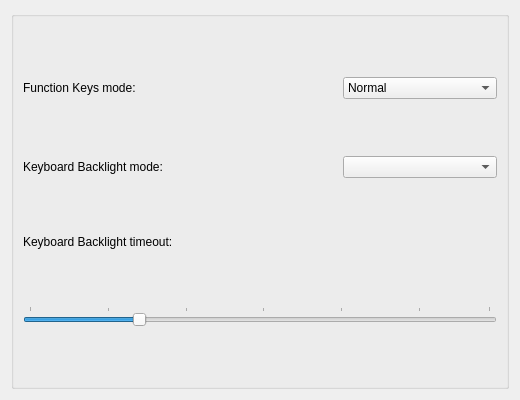
This is kcm/keyboard.ui in jfmcarreira/ktoshiba as Qt 5 draws it before an edit. The edited form follows.
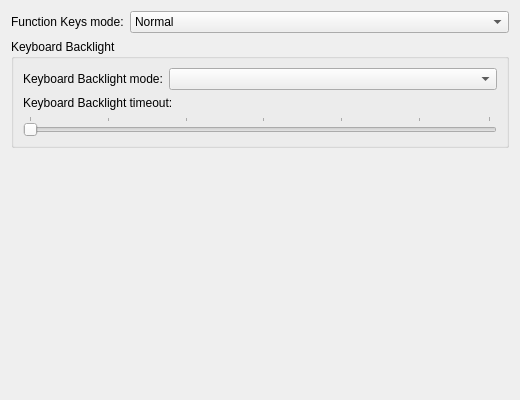
This is the edited form.

What changed in the file:
```diff
--- a/kcm/keyboard.ui
+++ b/kcm/keyboard.ui
@@ -14,19 +14,7 @@
   <property name="windowTitle">
    <string>Keyboard Settings</string>
   </property>
-  <layout class="QVBoxLayout" name="verticalLayout">
-   <item>
-    <widget class="QGroupBox" name="groupBox">
-     <property name="flat">
-      <bool>true</bool>
-     </property>
-     <property name="checkable">
-      <bool>false</bool>
-     </property>
-     <property name="checked">
-      <bool>false</bool>
-     </property>
-     <layout class="QGridLayout" name="gridLayout">
+  <layout class="QFormLayout" name="formLayout">
       <item row="0" column="0">
        <widget class="QLabel" name="function_keys_label">
         <property name="text">
@@ -35,19 +23,12 @@
        </widget>
       </item>
       <item row="0" column="1">
-       <spacer name="function_keys_spacer">
-        <property name="orientation">
-         <enum>Qt::Horizontal</enum>
-        </property>
-       </spacer>
-      </item>
-      <item row="0" column="2">
        <widget class="QComboBox" name="kbd_functions_combobox">
-        <property name="toolTip">
-         <string>Select how the keyboard Function keys operate.  Normal: The F{1-12} keys are as usual and the hotkeys are accessed via FN-F{1-12}.  Function: The F{1-12} keys trigger the hotkey and the F{1-12} keys are accessed via FN-F{1-12}.</string>
-        </property>
-        <property name="whatsThis">
-         <string>Select how the keyboard Function keys operate.  Normal: The F{1-12} keys are as usual and the hotkeys are accessed via FN-F{1-12}.  Function: The F{1-12} keys trigger the hotkey and the F{1-12} keys are accessed via FN-F{1-12}.</string>
+     <property name="sizePolicy">
+      <sizepolicy hsizetype="Preferred" vsizetype="Preferred">
+       <horstretch>0</horstretch>
+       <verstretch>0</verstretch>
+      </sizepolicy>
         </property>
         <item>
          <property name="text">
@@ -61,38 +42,39 @@
         </item>
        </widget>
       </item>
-      <item row="1" column="0">
+   <item row="1" column="0" colspan="2">
+    <widget class="QGroupBox" name="groupBox">
+     <property name="title">
+      <string>Keyboard Backlight</string>
+     </property>
+     <layout class="QFormLayout" name="formLayout_2">
+      <item row="0" column="0">
        <widget class="QLabel" name="kbd_backlight_label">
         <property name="text">
          <string>Keyboard Backlight mode:</string>
         </property>
        </widget>
       </item>
-      <item row="1" column="1">
-       <spacer name="kbd_backlight_spacer">
-        <property name="orientation">
-         <enum>Qt::Horizontal</enum>
+      <item row="0" column="1">
+       <widget class="QComboBox" name="kbd_backlight_combobox">
+        <property name="sizePolicy">
+         <sizepolicy hsizetype="Preferred" vsizetype="Preferred">
+          <horstretch>0</horstretch>
+          <verstretch>0</verstretch>
+         </sizepolicy>
         </property>
-       </spacer>
+       </widget>
       </item>
-      <item row="1" column="2">
-       <widget class="QComboBox" name="kbd_backlight_combobox"/>
-      </item>
-      <item row="2" column="0">
+      <item row="1" column="0" colspan="2">
+       <layout class="QGridLayout" name="gridLayout" columnstretch="2,2">
+        <item row="0" column="0">
        <widget class="QLabel" name="kbd_timeout_label">
         <property name="text">
          <string>Keyboard Backlight timeout:</string>
         </property>
        </widget>
       </item>
-      <item row="2" column="1">
-       <spacer name="kbd_timeout_spacer">
-        <property name="orientation">
-         <enum>Qt::Horizontal</enum>
-        </property>
-       </spacer>
-      </item>
-      <item row="2" column="2" alignment="Qt::AlignRight">
+        <item row="0" column="1">
        <widget class="QLabel" name="kbd_timeout">
         <property name="sizePolicy">
          <sizepolicy hsizetype="Fixed" vsizetype="Fixed">
@@ -111,7 +93,7 @@
         </property>
        </widget>
       </item>
-      <item row="3" column="0" colspan="3">
+        <item row="1" column="0" colspan="2">
        <widget class="QSlider" name="kbd_timeout_slider">
         <property name="toolTip">
          <string>Sets the time the keyboard backlight will turn off after the last keypress.</string>
@@ -129,7 +111,7 @@
          <number>1</number>
         </property>
         <property name="sliderPosition">
-         <number>15</number>
+           <number>1</number>
         </property>
         <property name="orientation">
          <enum>Qt::Horizontal</enum>
@@ -141,6 +123,8 @@
          <number>10</number>
         </property>
        </widget>
+        </item>
+       </layout>
       </item>
      </layout>
     </widget>
```
Lines whose indentation alone changed are shown as unchanged.
